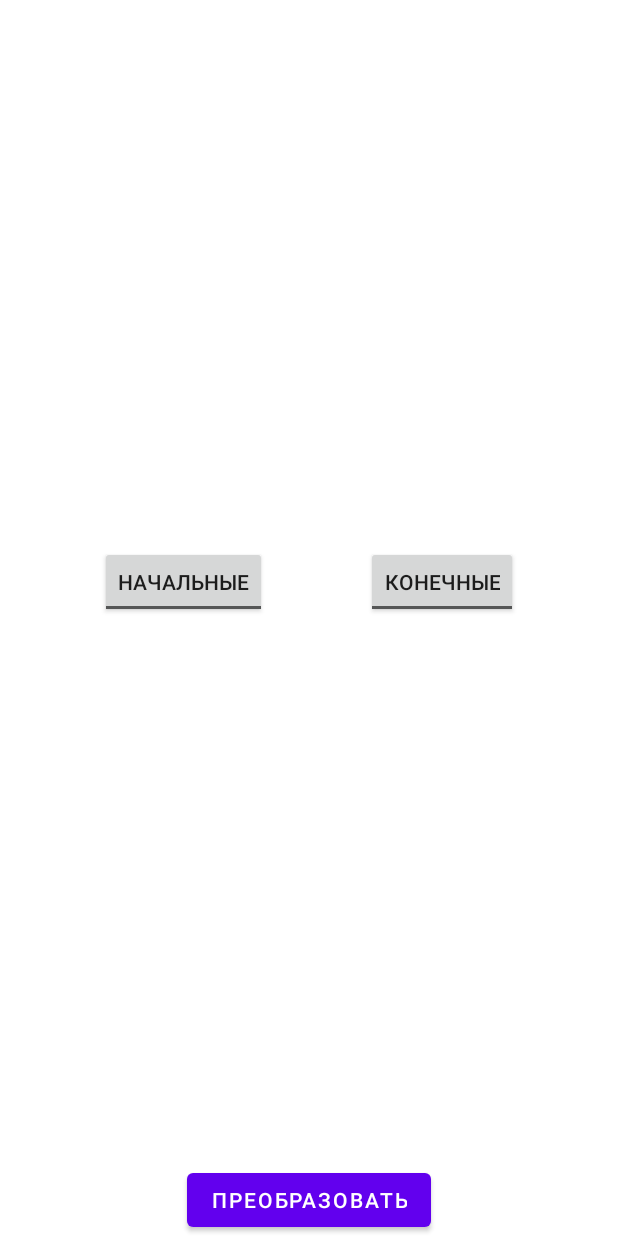
After one commit to pavelapk/Editorium, an Android app: the layout fragment_affine_tool.xml on its own in the app's theme, with its tools: preview values and no code run, on a phone screen of 412 x 824 dp. The commit adds this screen. Run offline under Robolectric (Android 15) with nearby library versions, the light colour scheme and no system bars.

Commit message:
transform (shear in the wrong direction)

```diff
--- a/app/src/main/java/ru/imageella/editorium/ToolsFragment.kt
+++ b/app/src/main/java/ru/imageella/editorium/ToolsFragment.kt
@@ -28,6 +28,10 @@ class ToolsFragment : Fragment(R.layout.fragment_tools) {
         binding.scaleToolBtn.setOnClickListener {
             (activity as? ToolSelectListener)?.onToolClick(3)
         }
+
+        binding.affineToolBtn.setOnClickListener {
+            (activity as? ToolSelectListener)?.onToolClick(8)
+        }
     }
 
 }
--- /dev/null
+++ b/app/src/main/res/layout/fragment_affine_tool.xml
@@ -0,0 +1,41 @@
+<?xml version="1.0" encoding="utf-8"?>
+<androidx.constraintlayout.widget.ConstraintLayout xmlns:android="http://schemas.android.com/apk/res/android"
+    xmlns:app="http://schemas.android.com/apk/res-auto"
+    xmlns:tools="http://schemas.android.com/tools"
+    android:id="@+id/rootLayout"
+    android:layout_width="match_parent"
+    android:layout_height="match_parent">
+
+    <ToggleButton
+        android:id="@+id/startPointsToggle"
+        android:layout_width="wrap_content"
+        android:layout_height="wrap_content"
+        android:textOff="Начальные"
+        android:textOn="Ставьте"
+        app:layout_constraintBottom_toTopOf="@+id/transformBtn"
+        app:layout_constraintEnd_toStartOf="@+id/endPointsToggle"
+        app:layout_constraintHorizontal_bias="0.5"
+        app:layout_constraintStart_toStartOf="parent"
+        app:layout_constraintTop_toTopOf="parent" />
+
+    <ToggleButton
+        android:id="@+id/endPointsToggle"
+        android:layout_width="wrap_content"
+        android:layout_height="wrap_content"
+        android:textOff="Конечные"
+        android:textOn="Ставьте"
+        app:layout_constraintBottom_toTopOf="@+id/transformBtn"
+        app:layout_constraintEnd_toEndOf="parent"
+        app:layout_constraintHorizontal_bias="0.5"
+        app:layout_constraintStart_toEndOf="@+id/startPointsToggle"
+        app:layout_constraintTop_toTopOf="parent" />
+
+    <Button
+        android:id="@+id/transformBtn"
+        android:layout_width="wrap_content"
+        android:layout_height="wrap_content"
+        android:text="Преобразовать"
+        app:layout_constraintBottom_toBottomOf="parent"
+        app:layout_constraintEnd_toEndOf="parent"
+        app:layout_constraintStart_toStartOf="parent" />
+</androidx.constraintlayout.widget.ConstraintLayout>
```
Also changed, not shown: app/src/main/java/ru/imageella/editorium/tools/AffineFragment.kt (added, +229 -0 lines).
